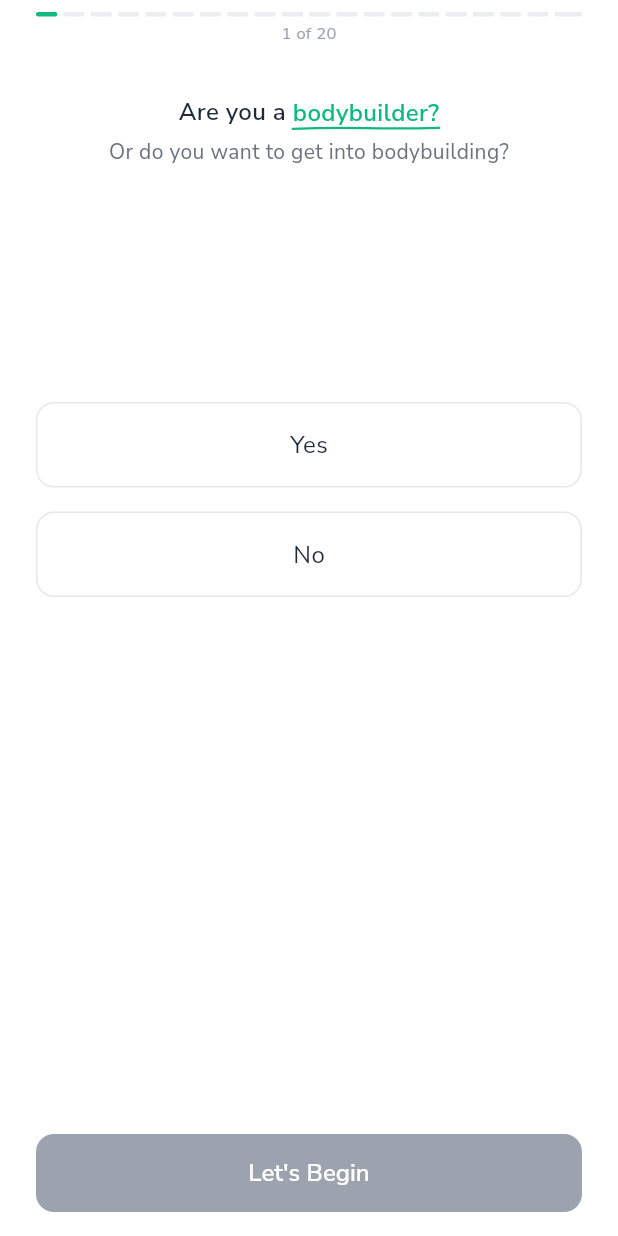
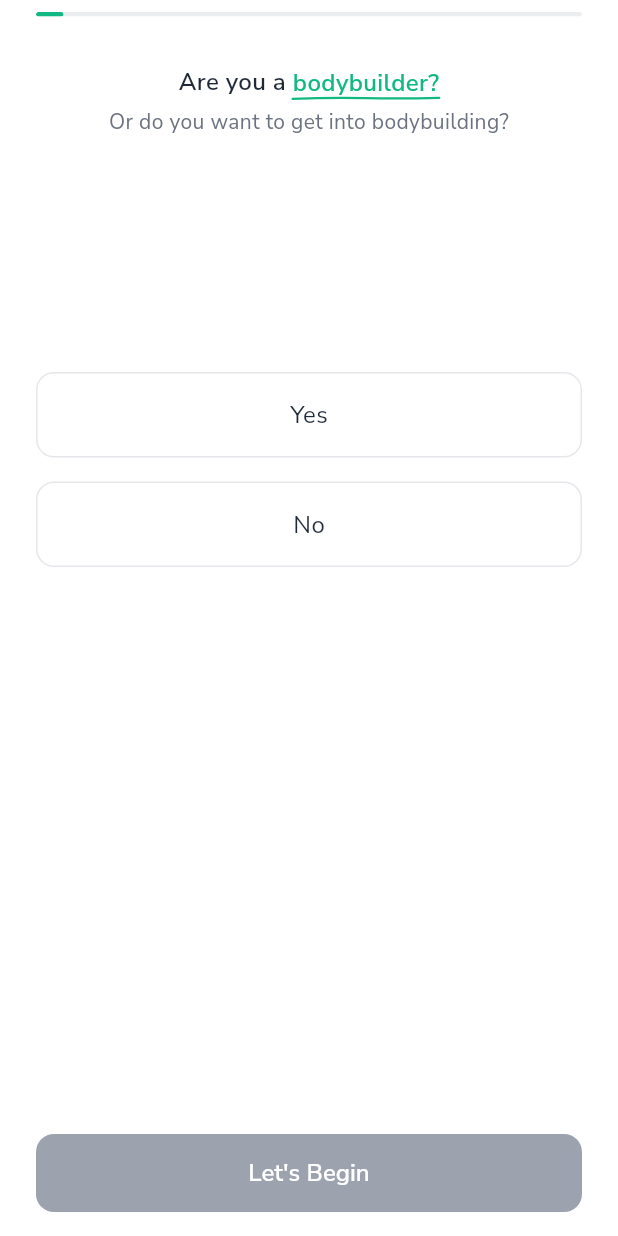
Before and after one commit to mahmoudal99/moctarnutrition, a Flutter app: the OnboardingScreen screen opened by its route, on a phone screen of 412 x 824 dp. Run offline on Flutter 3.47's test engine with Material 3 defaults, Android fonts, the phone set to English and light mode, and no system bars; our stand-ins replace auth_buttons, cached_network_image, cloud_firestore, confetti, dotted_border, firebase_auth and 19 more; missing offline and left inert: flutter_floating_bottom_bar, flutter_stripe, mobile_scanner, openfoodfacts; accounts and stored records are empty; project files that could hold a hidden picture were left out.

Commit message:
Improve progress bar

```diff
--- a/lib/features/onboarding/presentation/widgets/onboarding_progress_indicator.dart
+++ b/lib/features/onboarding/presentation/widgets/onboarding_progress_indicator.dart
@@ -17,14 +17,14 @@ class OnboardingProgressIndicator extends StatelessWidget {
 
   @override
   Widget build(BuildContext context) {
+    final progress = (currentPage + 1) / steps.length;
+
     return Container(
       padding: const EdgeInsets.symmetric(
         horizontal: AppConstants.spacingL,
         vertical: AppConstants.spacingS,
       ),
-      child: Column(
-        children: [
-          Row(
+      child: Row(
         children: [
           // Back arrow button
           if (currentPage > 0 && onBack != null)
@@ -37,15 +37,15 @@ class OnboardingProgressIndicator extends StatelessWidget {
                   onBack?.call();
                 },
                 child: Container(
-                      width: 40,
-                      height: 40,
+                  width: 38,
+                  height: 38,
                   decoration: BoxDecoration(
                     color: Colors.grey[300],
                     shape: BoxShape.circle,
                   ),
                   child: Icon(
                     Icons.arrow_back_ios_new,
-                        size: 18,
+                    size: 16,
                     color: Colors.grey[800],
                   ),
                 ),
@@ -55,40 +55,26 @@ class OnboardingProgressIndicator extends StatelessWidget {
             const SizedBox(width: AppConstants.spacingM),
           // Progress bar
           Expanded(
-                child: Row(
-                  children: List.generate(steps.length, (index) {
-                    return Expanded(
+            child: ClipRRect(
+              borderRadius: BorderRadius.circular(1.5),
+              child: Container(
+                height: 3,
+                decoration: BoxDecoration(
+                  color: AppConstants.textTertiary.withOpacity(0.2),
+                  borderRadius: BorderRadius.circular(1.5),
+                ),
+                child: FractionallySizedBox(
+                  alignment: Alignment.centerLeft,
+                  widthFactor: progress,
                   child: AnimatedContainer(
                     duration: const Duration(milliseconds: 300),
                     curve: Curves.easeInOut,
-                        height: 3,
-                        margin: EdgeInsets.only(
-                          right: index < steps.length - 1
-                              ? AppConstants.spacingXS
-                              : 0,
-                        ),
                     decoration: BoxDecoration(
-                          color: index <= currentPage
-                              ? steps[index].color
-                              : AppConstants.textTertiary.withOpacity(0.2),
+                      color: AppConstants.successColor,
                       borderRadius: BorderRadius.circular(1.5),
                     ),
                   ),
-                    );
-                  }),
                 ),
-              ),
-            ],
-          ),
-          const SizedBox(height: AppConstants.spacingXS),
-          AnimatedSwitcher(
-            duration: const Duration(milliseconds: 200),
-            child: Text(
-              '${currentPage + 1} of ${steps.length}',
-              key: ValueKey(currentPage),
-              style: AppTextStyles.caption.copyWith(
-                fontSize: 11,
-                color: AppConstants.textTertiary,
               ),
             ),
           ),
```
Lines whose indentation alone changed are shown as unchanged.
